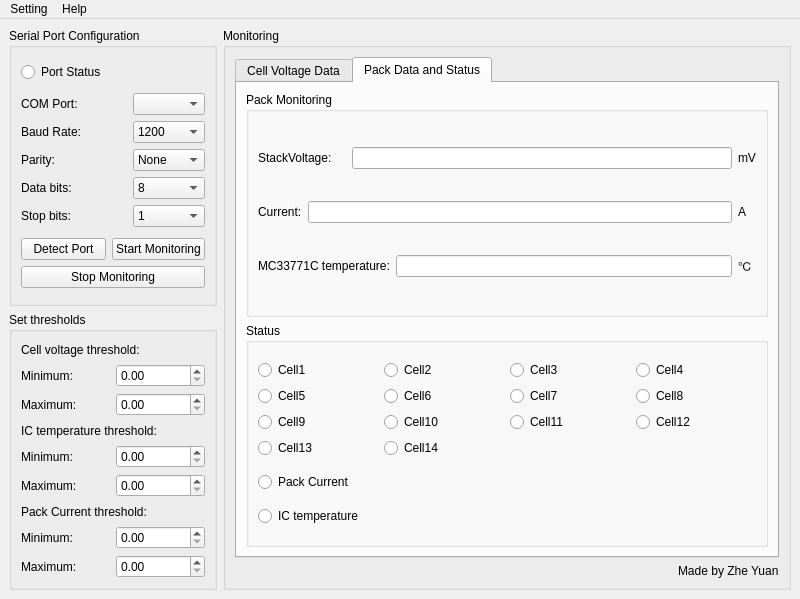
Old version of the form BMS_GUI.ui in the repository Zyuangeorge/Third_year_project.
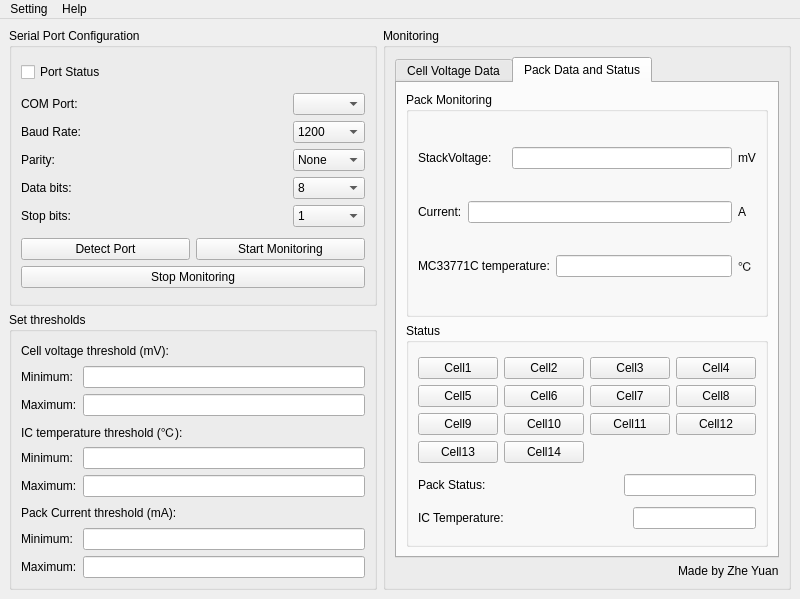
New version of the form. The open tabs and pages were chosen to show the change.

What changed in the file:
```diff
--- a/BMS_GUI.ui
+++ b/BMS_GUI.ui
@@ -38,7 +38,7 @@
         </property>
         <layout class="QVBoxLayout" name="portConfigBoxLayout">
          <item>
-          <widget class="QRadioButton" name="portStatusDisplay">
+          <widget class="QCheckBox" name="portStatusDisplay">
            <property name="focusPolicy">
             <enum>Qt::NoFocus</enum>
            </property>
@@ -322,15 +322,12 @@
          <item>
           <widget class="QLabel" name="voltageThresholdLabel">
            <property name="text">
-            <string>Cell voltage threshold:</string>
+            <string>Cell voltage threshold (mV):</string>
            </property>
           </widget>
          </item>
          <item>
           <layout class="QGridLayout" name="voltageThresholdLayout">
-           <item row="0" column="1">
-            <widget class="QDoubleSpinBox" name="voltageMiniSpinBox"/>
-           </item>
            <item row="1" column="0">
             <widget class="QLabel" name="voltageMaxLabel">
              <property name="text">
@@ -345,15 +342,18 @@
              </property>
             </widget>
            </item>
+           <item row="0" column="1">
+            <widget class="QLineEdit" name="voltageMiniLineEdit"/>
+           </item>
            <item row="1" column="1">
-            <widget class="QDoubleSpinBox" name="voltageMaxSpinBox"/>
+            <widget class="QLineEdit" name="voltageMaxLineEdit"/>
            </item>
           </layout>
          </item>
          <item>
           <widget class="QLabel" name="tempThresholdLabel">
            <property name="text">
-            <string>IC temperature threshold:</string>
+            <string>IC temperature threshold (℃):</string>
            </property>
           </widget>
          </item>
@@ -366,12 +366,6 @@
              </property>
             </widget>
            </item>
-           <item row="1" column="1">
-            <widget class="QDoubleSpinBox" name="tempMaxSpinBox"/>
-           </item>
-           <item row="0" column="1">
-            <widget class="QDoubleSpinBox" name="tempMiniSpinBox"/>
-           </item>
            <item row="0" column="0">
             <widget class="QLabel" name="tempMiniLabel">
              <property name="text">
@@ -379,20 +373,23 @@
              </property>
             </widget>
            </item>
+           <item row="0" column="1">
+            <widget class="QLineEdit" name="tempMiniLineEdit"/>
+           </item>
+           <item row="1" column="1">
+            <widget class="QLineEdit" name="tempMaxLineEdit"/>
+           </item>
           </layout>
          </item>
          <item>
           <widget class="QLabel" name="currentThresholdLabel">
            <property name="text">
-            <string>Pack Current threshold:</string>
+            <string>Pack Current threshold (mA):</string>
            </property>
           </widget>
          </item>
          <item>
           <layout class="QGridLayout" name="currentThresholdLayout">
-           <item row="1" column="1">
-            <widget class="QDoubleSpinBox" name="currentMaxSpinBox"/>
-           </item>
            <item row="0" column="0">
             <widget class="QLabel" name="currentMiniLabel">
              <property name="text">
@@ -408,7 +405,10 @@
             </widget>
            </item>
            <item row="0" column="1">
-            <widget class="QDoubleSpinBox" name="currentMiniSpinBox"/>
+            <widget class="QLineEdit" name="currentMiniLineEdit"/>
+           </item>
+           <item row="1" column="1">
+            <widget class="QLineEdit" name="currentMaxLineEdit"/>
            </item>
           </layout>
          </item>
@@ -684,7 +684,7 @@
               <item>
                <layout class="QGridLayout" name="batteryStatusLayout">
                 <item row="0" column="0">
-                 <widget class="QRadioButton" name="Cell1StatusDisplay">
+                 <widget class="QPushButton" name="Cell1StatusDisplay">
                   <property name="focusPolicy">
                    <enum>Qt::NoFocus</enum>
                   </property>
@@ -694,7 +694,7 @@
                  </widget>
                 </item>
                 <item row="0" column="1">
-                 <widget class="QRadioButton" name="Cell2StatusDisplay">
+                 <widget class="QPushButton" name="Cell2StatusDisplay">
                   <property name="focusPolicy">
                    <enum>Qt::NoFocus</enum>
                   </property>
@@ -703,8 +703,18 @@
                   </property>
                  </widget>
                 </item>
+                <item row="3" column="1">
+                 <widget class="QPushButton" name="Cell14StatusDisplay">
+                  <property name="focusPolicy">
+                   <enum>Qt::NoFocus</enum>
+                  </property>
+                  <property name="text">
+                   <string>Cell14</string>
+                  </property>
+                 </widget>
+                </item>
                 <item row="0" column="2">
-                 <widget class="QRadioButton" name="Cell3StatusDisplay">
+                 <widget class="QPushButton" name="Cell3StatusDisplay">
                   <property name="focusPolicy">
                    <enum>Qt::NoFocus</enum>
                   </property>
@@ -714,7 +724,7 @@
                  </widget>
                 </item>
                 <item row="0" column="3">
-                 <widget class="QRadioButton" name="Cell4StatusDisplay">
+                 <widget class="QPushButton" name="Cell4StatusDisplay">
                   <property name="focusPolicy">
                    <enum>Qt::NoFocus</enum>
                   </property>
@@ -724,7 +734,7 @@
                  </widget>
                 </item>
                 <item row="1" column="0">
-                 <widget class="QRadioButton" name="Cell5StatusDisplay">
+                 <widget class="QPushButton" name="Cell5StatusDisplay">
                   <property name="focusPolicy">
                    <enum>Qt::NoFocus</enum>
                   </property>
@@ -734,7 +744,7 @@
                  </widget>
                 </item>
                 <item row="1" column="1">
-                 <widget class="QRadioButton" name="Cell6StatusDisplay">
+                 <widget class="QPushButton" name="Cell6StatusDisplay">
                   <property name="focusPolicy">
                    <enum>Qt::NoFocus</enum>
                   </property>
@@ -744,7 +754,7 @@
                  </widget>
                 </item>
                 <item row="1" column="2">
-                 <widget class="QRadioButton" name="Cell7StatusDisplay">
+                 <widget class="QPushButton" name="Cell7StatusDisplay">
                   <property name="focusPolicy">
                    <enum>Qt::NoFocus</enum>
                   </property>
@@ -754,7 +764,7 @@
                  </widget>
                 </item>
                 <item row="1" column="3">
-                 <widget class="QRadioButton" name="Cell8StatusDisplay">
+                 <widget class="QPushButton" name="Cell8StatusDisplay">
                   <property name="focusPolicy">
                    <enum>Qt::NoFocus</enum>
                   </property>
@@ -764,7 +774,7 @@
                  </widget>
                 </item>
                 <item row="2" column="0">
-                 <widget class="QRadioButton" name="Cell9StatusDisplay">
+                 <widget class="QPushButton" name="Cell9StatusDisplay">
                   <property name="focusPolicy">
                    <enum>Qt::NoFocus</enum>
                   </property>
@@ -774,7 +784,7 @@
                  </widget>
                 </item>
                 <item row="2" column="1">
-                 <widget class="QRadioButton" name="Cell10StatusDisplay">
+                 <widget class="QPushButton" name="Cell10StatusDisplay">
                   <property name="focusPolicy">
                    <enum>Qt::NoFocus</enum>
                   </property>
@@ -784,7 +794,7 @@
                  </widget>
                 </item>
                 <item row="2" column="2">
-                 <widget class="QRadioButton" name="Cell11StatusDisplay">
+                 <widget class="QPushButton" name="Cell11StatusDisplay">
                   <property name="focusPolicy">
                    <enum>Qt::NoFocus</enum>
                   </property>
@@ -794,7 +804,7 @@
                  </widget>
                 </item>
                 <item row="2" column="3">
-                 <widget class="QRadioButton" name="Cell12StatusDisplay">
+                 <widget class="QPushButton" name="Cell12StatusDisplay">
                   <property name="focusPolicy">
                    <enum>Qt::NoFocus</enum>
                   </property>
@@ -804,7 +814,7 @@
                  </widget>
                 </item>
                 <item row="3" column="0">
-                 <widget class="QRadioButton" name="Cell13StatusDisplay">
+                 <widget class="QPushButton" name="Cell13StatusDisplay">
                   <property name="focusPolicy">
                    <enum>Qt::NoFocus</enum>
                   </property>
@@ -813,37 +823,75 @@
                   </property>
                  </widget>
                 </item>
-                <item row="3" column="1">
-                 <widget class="QRadioButton" name="Cell14StatusDisplay">
+               </layout>
+              </item>
+              <item>
+               <layout class="QHBoxLayout" name="packStatusLayout">
+                <item>
+                 <widget class="QLabel" name="packStatusLabel">
+                  <property name="text">
+                   <string>Pack Status:</string>
+                  </property>
+                 </widget>
+                </item>
+                <item>
+                 <spacer name="horizontalSpacer_6">
+                  <property name="orientation">
+                   <enum>Qt::Horizontal</enum>
+                  </property>
+                  <property name="sizeHint" stdset="0">
+                   <size>
+                    <width>40</width>
+                    <height>20</height>
+                   </size>
+                  </property>
+                 </spacer>
+                </item>
+                <item>
+                 <widget class="QLineEdit" name="packStatusDisplay">
                   <property name="focusPolicy">
                    <enum>Qt::NoFocus</enum>
                   </property>
-                  <property name="text">
-                   <string>Cell14</string>
+                  <property name="acceptDrops">
+                   <bool>false</bool>
                   </property>
                  </widget>
                 </item>
                </layout>
               </item>
               <item>
-               <widget class="QRadioButton" name="packStatusDisplay">
-                <property name="focusPolicy">
-                 <enum>Qt::NoFocus</enum>
-                </property>
-                <property name="text">
-                 <string>Pack Current</string>
-                </property>
-               </widget>
-              </item>
-              <item>
-               <widget class="QRadioButton" name="ICStatusDisplay">
-                <property name="focusPolicy">
-                 <enum>Qt::NoFocus</enum>
-                </property>
-                <property name="text">
-                 <string>IC temperature</string>
-                </property>
-               </widget>
+               <layout class="QHBoxLayout" name="ICStatusLayout">
+                <item>
+                 <widget class="QLabel" name="ICStatusLabel">
+                  <property name="text">
+                   <string>IC Temperature:</string>
+                  </property>
+                 </widget>
+                </item>
+                <item>
+                 <spacer name="horizontalSpacer_7">
+                  <property name="orientation">
+                   <enum>Qt::Horizontal</enum>
+                  </property>
+                  <property name="sizeHint" stdset="0">
+                   <size>
+                    <width>40</width>
+                    <height>20</height>
+                   </size>
+                  </property>
+                 </spacer>
+                </item>
+                <item>
+                 <widget class="QLineEdit" name="ICStatusDisplay">
+                  <property name="focusPolicy">
+                   <enum>Qt::NoFocus</enum>
+                  </property>
+                  <property name="acceptDrops">
+                   <bool>false</bool>
+                  </property>
+                 </widget>
+                </item>
+               </layout>
               </item>
              </layout>
             </widget>
```
Left out of the diff: 13 changed lines with no effect on the pictures.
